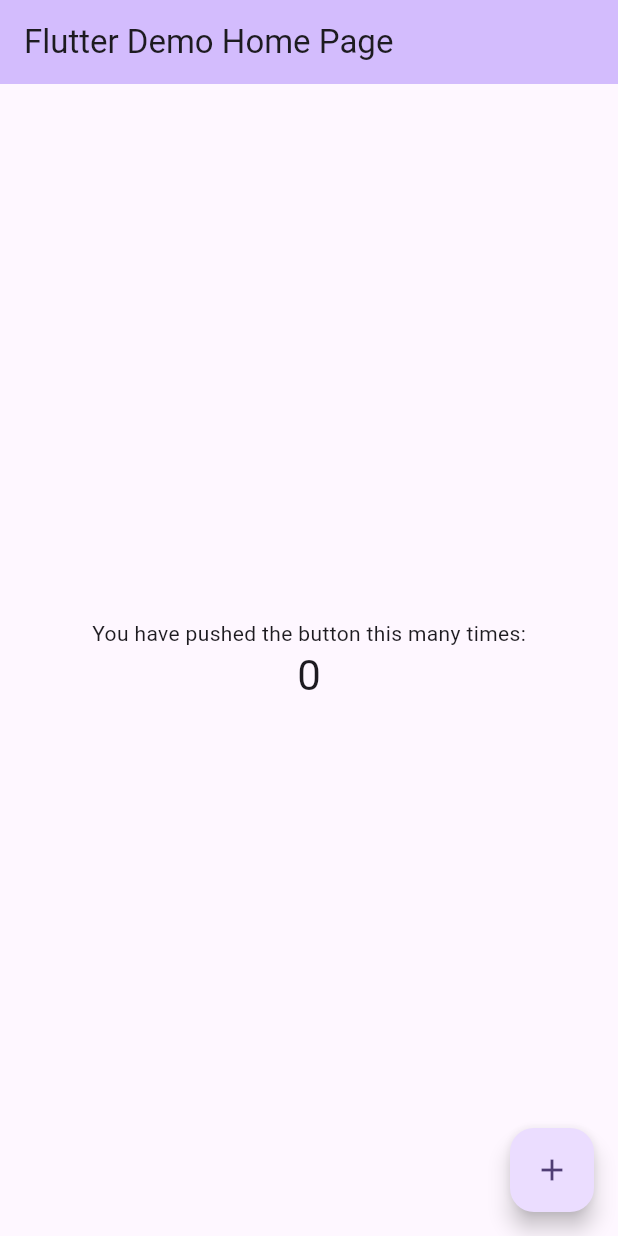
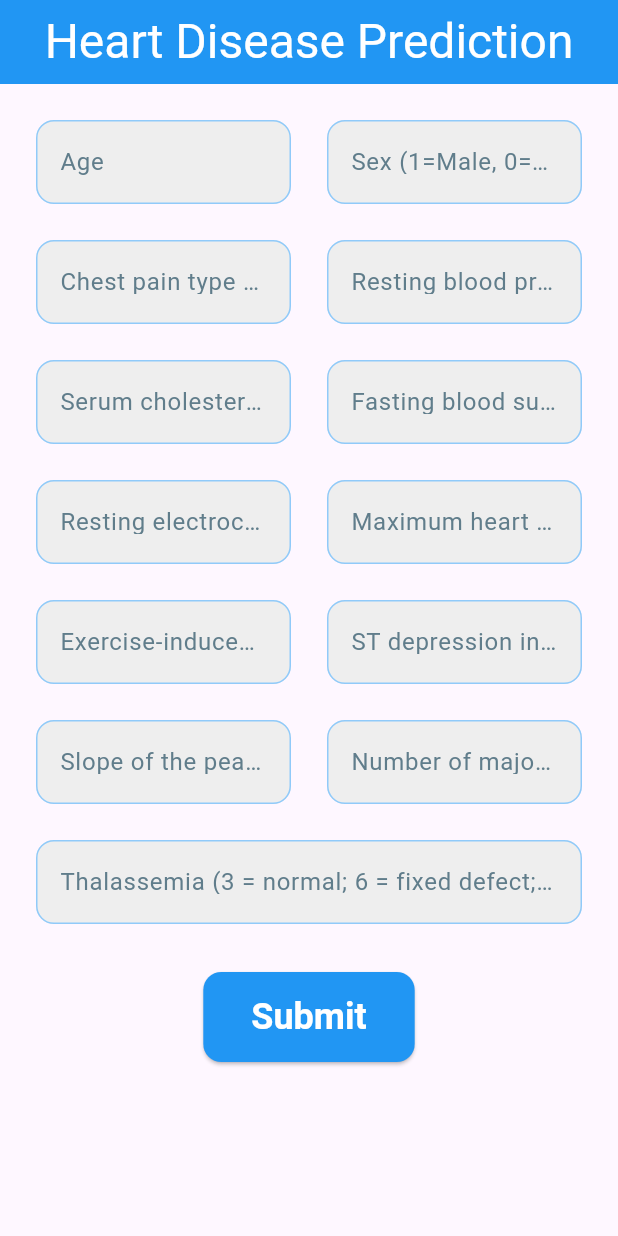
Before and after one commit to seiffbdd/Heart_Disease_Prediction_With_Ai_Model, a Flutter app: the screen it shows after launch, on a phone screen of 412 x 824 dp. Run offline on Flutter 3.47's test engine with Material 3 defaults, Android fonts, the light colour scheme and no system bars.

Commit message:
finished the app

```diff
--- /dev/null
+++ b/lib/data/api_helper.dart
@@ -0,0 +1,29 @@
+import 'dart:convert';
+import 'package:http/http.dart' as http;
+
+class ApiHelper {
+  static Future<Map<String, dynamic>> predict(
+    Map<String, dynamic> inputData,
+  ) async {
+    final url = Uri.parse('http://127.0.0.1:5000/predict');
+
+    try {
+      final response = await http.post(
+        url,
+        headers: {'Content-Type': 'application/json'},
+        body: jsonEncode(inputData),
+      );
+
+      if (response.statusCode == 200) {
+        final responseData = jsonDecode(response.body);
+        return responseData;
+      } else {
+        throw Exception(
+          'Failed to get prediction. Status code: ${response.statusCode}',
+        );
+      }
+    } catch (e) {
+      throw Exception('Error during prediction: $e');
+    }
+  }
+}
--- /dev/null
+++ b/lib/data/model/requset_model.dart
@@ -0,0 +1,66 @@
+class RequestModel {
+  final double? age;
+  final double? sex;
+  final double? cp;
+  final double? trestbps;
+  final double? chol;
+  final double? fbs;
+  final double? restecg;
+  final double? thalach;
+  final int? exang;
+  final double? oldpeak;
+  final int? slope;
+  final double? ca;
+  final double? thal;
+
+  RequestModel({
+    required this.age,
+    required this.sex,
+    required this.cp,
+    required this.trestbps,
+    required this.chol,
+    required this.fbs,
+    required this.restecg,
+    required this.thalach,
+    required this.exang,
+    required this.oldpeak,
+    required this.slope,
+    required this.ca,
+    required this.thal,
+  });
+
+  factory RequestModel.fromJson(Map<String, dynamic> json) {
+    return RequestModel(
+      age: json['age'],
+      sex: json['sex'],
+      cp: json['cp'],
+      trestbps: json['trestbps'],
+      chol: json['chol'],
+      fbs: json['fbs'],
+      restecg: json['restecg'],
+      thalach: json['thalach'],
+      exang: json['exang'],
+      oldpeak: json['oldpeak'],
+      slope: json['slope'],
+      ca: json['ca'],
+      thal: json['thal'],
+    );
+  }
+  Map<String, dynamic> toJson() {
+    return {
+      'age': age,
+      'sex': sex,
+      'cp': cp,
+      'trestbps': trestbps,
+      'chol': chol,
+      'fbs': fbs,
+      'restecg': restecg,
+      'thalach': thalach,
+      'exang': exang,
+      'oldpeak': oldpeak,
+      'slope': slope,
+      'ca': ca,
+      'thal': thal,
+    };
+  }
+}
--- a/lib/main.dart
+++ b/lib/main.dart
@@ -1,4 +1,5 @@
 import 'package:flutter/material.dart';
+import 'package:heart_disease_prediction/presentation/heart_disease_input_screen.dart';
 
 void main() {
   runApp(const MyApp());
@@ -7,116 +8,11 @@ void main() {
 class MyApp extends StatelessWidget {
   const MyApp({super.key});
 
-  // This widget is the root of your application.
   @override
   Widget build(BuildContext context) {
     return MaterialApp(
-      title: 'Flutter Demo',
-      theme: ThemeData(
-        // This is the theme of your application.
-        //
-        // TRY THIS: Try running your application with "flutter run". You'll see
-        // the application has a purple toolbar. Then, without quitting the app,
-        // try changing the seedColor in the colorScheme below to Colors.green
-        // and then invoke "hot reload" (save your changes or press the "hot
-        // reload" button in a Flutter-supported IDE, or press "r" if you used
-        // the command line to start the app).
-        //
-        // Notice that the counter didn't reset back to zero; the application
-        // state is not lost during the reload. To reset the state, use hot
-        // restart instead.
-        //
-        // This works for code too, not just values: Most code changes can be
-        // tested with just a hot reload.
-        colorScheme: ColorScheme.fromSeed(seedColor: Colors.deepPurple),
-      ),
-      home: const MyHomePage(title: 'Flutter Demo Home Page'),
+      debugShowCheckedModeBanner: false,
+      home: HeartDiseaseInputScreen(),
     );
   }
 }
-
-class MyHomePage extends StatefulWidget {
-  const MyHomePage({super.key, required this.title});
-
-  // This widget is the home page of your application. It is stateful, meaning
-  // that it has a State object (defined below) that contains fields that affect
-  // how it looks.
-
-  // This class is the configuration for the state. It holds the values (in this
-  // case the title) provided by the parent (in this case the App widget) and
-  // used by the build method of the State. Fields in a Widget subclass are
-  // always marked "final".
-
-  final String title;
-
-  @override
-  State<MyHomePage> createState() => _MyHomePageState();
-}
-
-class _MyHomePageState extends State<MyHomePage> {
-  int _counter = 0;
-
-  void _incrementCounter() {
-    setState(() {
-      // This call to setState tells the Flutter framework that something has
-      // changed in this State, which causes it to rerun the build method below
-      // so that the display can reflect the updated values. If we changed
-      // _counter without calling setState(), then the build method would not be
-      // called again, and so nothing would appear to happen.
-      _counter++;
-    });
-  }
-
-  @override
-  Widget build(BuildContext context) {
-    // This method is rerun every time setState is called, for instance as done
-    // by the _incrementCounter method above.
-    //
-    // The Flutter framework has been optimized to make rerunning build methods
-    // fast, so that you can just rebuild anything that needs updating rather
-    // than having to individually change instances of widgets.
-    return Scaffold(
-      appBar: AppBar(
-        // TRY THIS: Try changing the color here to a specific color (to
-        // Colors.amber, perhaps?) and trigger a hot reload to see the AppBar
-        // change color while the other colors stay the same.
-        backgroundColor: Theme.of(context).colorScheme.inversePrimary,
-        // Here we take the value from the MyHomePage object that was created by
-        // the App.build method, and use it to set our appbar title.
-        title: Text(widget.title),
-      ),
-      body: Center(
-        // Center is a layout widget. It takes a single child and positions it
-        // in the middle of the parent.
-        child: Column(
-          // Column is also a layout widget. It takes a list of children and
-          // arranges them vertically. By default, it sizes itself to fit its
-          // children horizontally, and tries to be as tall as its parent.
-          //
-          // Column has various properties to control how it sizes itself and
-          // how it positions its children. Here we use mainAxisAlignment to
-          // center the children vertically; the main axis here is the vertical
-          // axis because Columns are vertical (the cross axis would be
-          // horizontal).
-          //
-          // TRY THIS: Invoke "debug painting" (choose the "Toggle Debug Paint"
-          // action in the IDE, or press "p" in the console), to see the
-          // wireframe for each widget.
-          mainAxisAlignment: MainAxisAlignment.center,
-          children: <Widget>[
-            const Text('You have pushed the button this many times:'),
-            Text(
-              '$_counter',
-              style: Theme.of(context).textTheme.headlineMedium,
-            ),
-          ],
-        ),
-      ),
-      floatingActionButton: FloatingActionButton(
-        onPressed: _incrementCounter,
-        tooltip: 'Increment',
-        child: const Icon(Icons.add),
-      ), // This trailing comma makes auto-formatting nicer for build methods.
-    );
-  }
-}
--- /dev/null
+++ b/lib/presentation/heart_disease_input_screen.dart
@@ -0,0 +1,223 @@
+import 'package:flutter/material.dart';
+import 'package:heart_disease_prediction/data/api_helper.dart';
+import 'package:heart_disease_prediction/data/model/requset_model.dart';
+import 'package:heart_disease_prediction/presentation/widget/build_number_field.dart';
+import 'package:heart_disease_prediction/presentation/widget/build_row.dart';
+
+class HeartDiseaseInputScreen extends StatefulWidget {
+  const HeartDiseaseInputScreen({super.key});
+
+  @override
+  State<HeartDiseaseInputScreen> createState() =>
+      _HeartDiseaseInputScreenState();
+}
+
+class _HeartDiseaseInputScreenState extends State<HeartDiseaseInputScreen> {
+  late GlobalKey<FormState> _formKey;
+  Map<String, dynamic>? prediction;
+  late final TextEditingController _age;
+  late final TextEditingController _sex;
+  late final TextEditingController _cp;
+  late final TextEditingController _trestbps;
+  late final TextEditingController _chol;
+  late final TextEditingController _fbs;
+  late final TextEditingController _restecg;
+  late final TextEditingController _thalach;
+  late final TextEditingController _exang;
+  late final TextEditingController _oldPeak;
+  late final TextEditingController _slope;
+  late final TextEditingController _ca;
+  late final TextEditingController _thal;
+  @override
+  void initState() {
+    _formKey = GlobalKey<FormState>();
+    _age = TextEditingController();
+    _sex = TextEditingController();
+    _cp = TextEditingController();
+    _trestbps = TextEditingController();
+    _chol = TextEditingController();
+    _fbs = TextEditingController();
+    _restecg = TextEditingController();
+    _thalach = TextEditingController();
+    _exang = TextEditingController();
+    _oldPeak = TextEditingController();
+    _slope = TextEditingController();
+    _ca = TextEditingController();
+    _thal = TextEditingController();
+    super.initState();
+  }
+
+  @override
+  Widget build(BuildContext context) {
+    return Scaffold(
+      appBar: AppBar(
+        title: Text(
+          'Heart Disease Prediction',
+          style: TextStyle(color: Colors.white, fontSize: 32),
+        ),
+        centerTitle: true,
+        backgroundColor: Colors.blue,
+      ),
+      body: Padding(
+        padding: EdgeInsets.all(12.0),
+        child: Form(
+          key: _formKey,
+          autovalidateMode: AutovalidateMode.onUnfocus,
+          child: SingleChildScrollView(
+            child: Column(
+              children: [
+                BuildRow(
+                  firstField: BuildNumberField(controller: _age, label: 'Age'),
+                  secondField: BuildNumberField(
+                    label: 'Sex (1=Male, 0=Female)',
+                    controller: _sex,
+                  ),
+                ),
+                BuildRow(
+                  firstField: BuildNumberField(
+                    label: 'Chest pain type (0 - 3)',
+                    controller: _cp,
+                  ),
+                  secondField: BuildNumberField(
+                    label: 'Resting blood pressure',
+                    controller: _trestbps,
+                  ),
+                ),
+                BuildRow(
+                  firstField: BuildNumberField(
+                    label: 'Serum cholesterol (mg/dl)',
+                    controller: _chol,
+                  ),
+
+                  secondField: BuildNumberField(
+                    label:
+                        'Fasting blood sugar > 120 mg/dl (1 = true; 0 = false)',
+                    controller: _fbs,
+                  ),
+                ),
+                BuildRow(
+                  firstField: BuildNumberField(
+                    label: 'Resting electrocardiographic results',
+                    controller: _restecg,
+                  ),
+
+                  secondField: BuildNumberField(
+                    label: 'Maximum heart rate achieved',
+                    controller: _thalach,
+                  ),
+                ),
+                BuildRow(
+                  firstField: BuildNumberField(
+                    label: 'Exercise-induced angina',
+                    controller: _exang,
+                    validator: (value) {
+                      if (value == null || value.isEmpty) {
+                        return 'This Field can\'t be empty';
+                      } else if (!isInt(value)) {
+                        return 'This Field only accepts numeric values';
+                      }
+                      return null;
+                    },
+                  ),
+
+                  secondField: BuildNumberField(
+                    label: 'ST depression induced by exercise',
+                    controller: _oldPeak,
+                  ),
+                ),
+                BuildRow(
+                  firstField: BuildNumberField(
+                    label: 'Slope of the peak exercise ST segment',
+                    controller: _slope,
+                    validator: (value) {
+                      if (value == null || value.isEmpty) {
+                        return 'This Field can\'t be empty';
+                      } else if (!isInt(value)) {
+                        return 'This Field only accepts numeric values';
+                      }
+                      return null;
+                    },
+                  ),
+
+                  secondField: BuildNumberField(
+                    label: 'Number of major vessels colored by fluoroscopy',
+                    controller: _ca,
+                  ),
+                ),
+                BuildNumberField(
+                  label:
+                      'Thalassemia (3 = normal; 6 = fixed defect; 7 = reversible defect)',
+                  controller: _thal,
+                ),
+                SizedBox(height: 20),
+                ElevatedButton(
+                  onPressed: _onSubmit,
+                  style: ElevatedButton.styleFrom(
+                    backgroundColor: Colors.blue,
+                    padding: EdgeInsets.symmetric(horizontal: 32, vertical: 16),
+                    shape: RoundedRectangleBorder(
+                      borderRadius: BorderRadius.circular(12),
+                    ),
+                    textStyle: TextStyle(
+                      fontSize: 24,
+                      fontWeight: FontWeight.bold,
+                    ),
+                  ),
+                  child: Text("Submit", style: TextStyle(color: Colors.white)),
+                ),
+              ],
+            ),
+          ),
+        ),
+      ),
+    );
+  }
+
+  _onSubmit() async {
+    if (_formKey.currentState!.validate()) {
+      final requestModel = RequestModel(
+        age: double.tryParse(_age.text),
+        sex: double.tryParse(_age.text),
+        cp: double.tryParse(_age.text),
+        trestbps: double.tryParse(_age.text),
+        chol: double.tryParse(_age.text),
+        fbs: double.tryParse(_age.text),
+        restecg: double.tryParse(_age.text),
+        thalach: double.tryParse(_age.text),
+        exang: int.tryParse(_age.text),
+        oldpeak: double.tryParse(_age.text),
+        slope: int.tryParse(_age.text),
+        ca: double.tryParse(_age.text),
+        thal: double.tryParse(_age.text),
+      );
+      try {
+        prediction = await ApiHelper.predict(requestModel.toJson());
+        showDialog(
+          // ignore: use_build_context_synchronously
+          context: context,
+          builder: (context) {
+            if (prediction != null) {
+              return AlertDialog(
+                title: Text(
+                  'Prediction: ${prediction!['prediction']}',
+                  style: TextStyle(fontSize: 40),
+                ),
+                content: Text(
+                  'Result: ${prediction!['result']}',
+                  style: TextStyle(fontSize: 24),
+                ),
+              );
+            } else {
+              return SnackBar(content: Text('Error'));
+            }
+          },
+        );
+        debugPrint('Prediction result: $prediction');
+      } catch (e) {
+        debugPrint('Error: $e');
+      }
+    }
+  }
+
+  bool isInt(String s) => int.tryParse(s) != null;
+}
--- /dev/null
+++ b/lib/presentation/widget/build_number_field.dart
@@ -0,0 +1,54 @@
+import 'package:flutter/material.dart';
+
+class BuildNumberField extends StatelessWidget {
+  final String label;
+  final TextEditingController controller;
+  final String? Function(String?)? validator;
+  const BuildNumberField({
+    super.key,
+    required this.label,
+    required this.controller,
+    this.validator,
+  });
+
+  @override
+  Widget build(BuildContext context) {
+    return Padding(
+      padding: EdgeInsets.all(12.0),
+      child: TextFormField(
+        keyboardType: TextInputType.numberWithOptions(decimal: true),
+        style: TextStyle(fontSize: 16, color: Colors.black87),
+        textInputAction: TextInputAction.next,
+
+        decoration: InputDecoration(
+          labelText: label,
+          labelStyle: TextStyle(color: Colors.blueGrey),
+          filled: true,
+          fillColor: Colors.grey[200],
+          contentPadding: EdgeInsets.symmetric(vertical: 16, horizontal: 12),
+          border: OutlineInputBorder(borderRadius: BorderRadius.circular(12)),
+          enabledBorder: OutlineInputBorder(
+            borderSide: BorderSide(color: Colors.blue.shade200),
+            borderRadius: BorderRadius.circular(12),
+          ),
+          focusedBorder: OutlineInputBorder(
+            borderSide: BorderSide(color: Colors.blue, width: 2),
+            borderRadius: BorderRadius.circular(12),
+          ),
+        ),
+        validator:
+            validator ??
+            (value) {
+              if (value == null || value.isEmpty) {
+                return 'This Field can\'t be empty';
+              } else if (!isNumeric(value)) {
+                return 'This Field only accepts numeric values';
+              }
+              return null;
+            },
+      ),
+    );
+  }
+
+  bool isNumeric(String s) => double.tryParse(s) != null;
+}
--- /dev/null
+++ b/lib/presentation/widget/build_row.dart
@@ -0,0 +1,18 @@
+import 'package:flutter/material.dart';
+
+class BuildRow extends StatelessWidget {
+  final Widget firstField;
+  final Widget secondField;
+  const BuildRow({
+    super.key,
+    required this.firstField,
+    required this.secondField,
+  });
+
+  @override
+  Widget build(BuildContext context) {
+    return Row(
+      children: [Expanded(child: firstField), Expanded(child: secondField)],
+    );
+  }
+}
```
Also changed, not shown: pubspec.yaml (+4 -11 lines), pubspec.lock, 1 other file.
